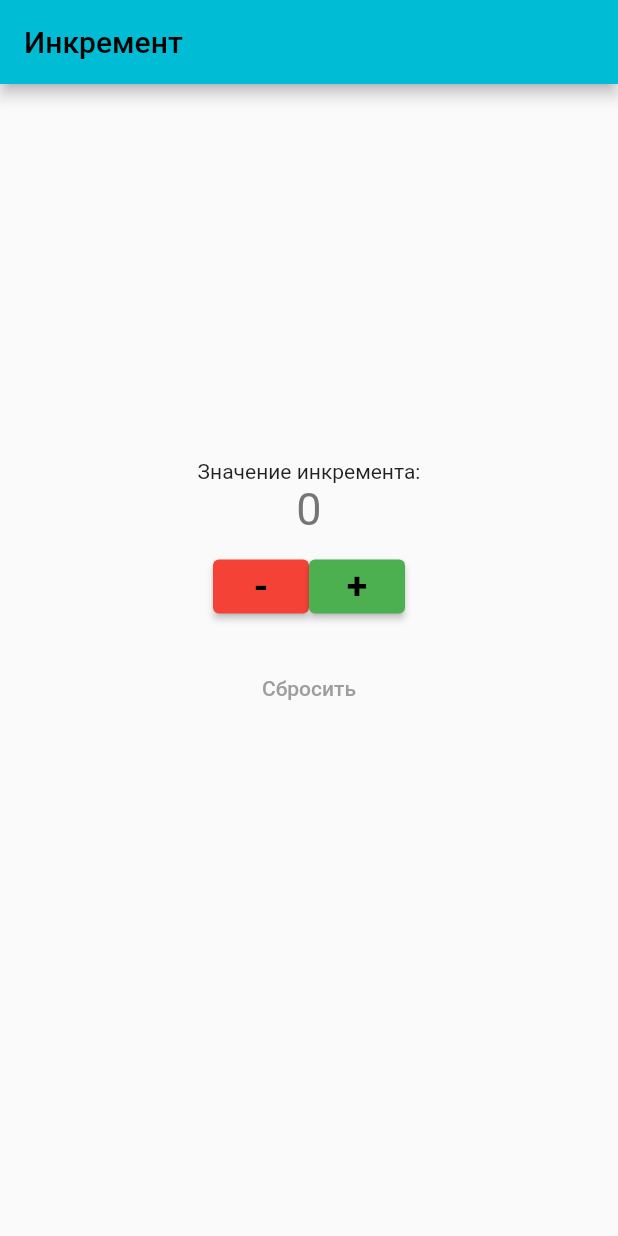
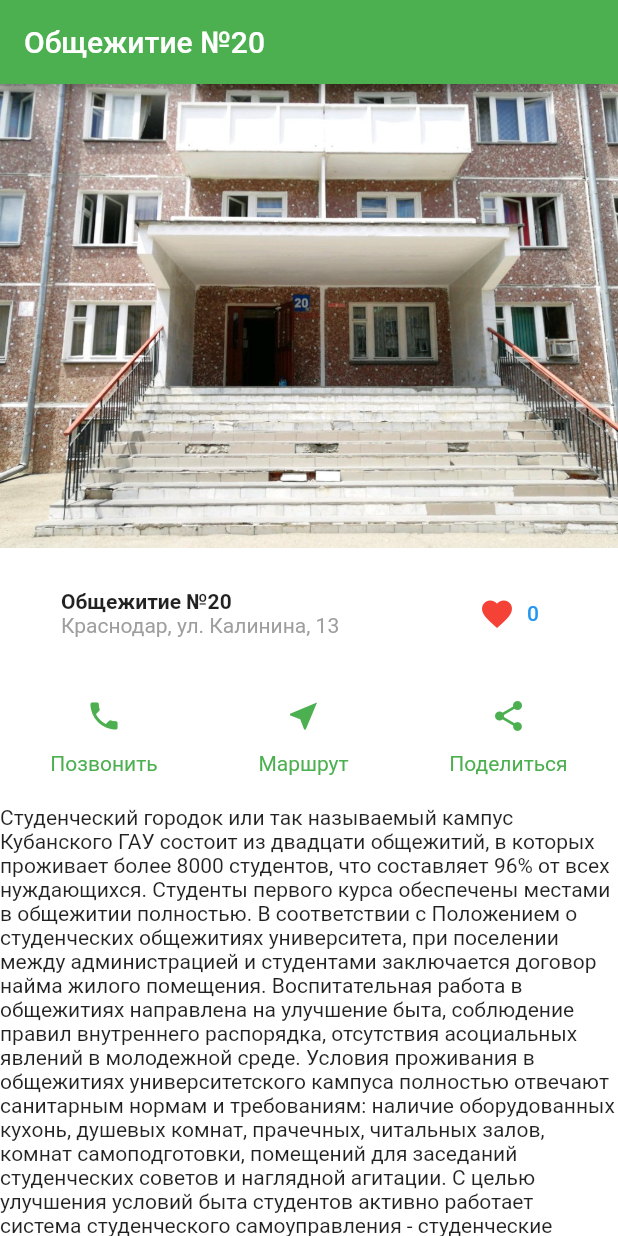
Before and after one commit to Inssurrection/kubsau_mobile_dev, a Flutter app: the screen it shows after launch, on a phone screen of 412 x 824 dp. Run offline on Flutter 3.47's test engine with Material 2 defaults, Android fonts, the phone set to English and light mode, and no system bars; Roboto replaces fonts that are missing (TimesNewRoman).

Commit message:
Lab3 is done

```diff
--- a/lib/main.dart
+++ b/lib/main.dart
@@ -1,179 +1,131 @@
 import 'package:flutter/material.dart';
 
 void main() {
-  runApp(const MyApp());
+  runApp(MaterialApp(
+    home: HomePanel(),
+  ));
 }
 
-class MyApp extends StatelessWidget {
-  const MyApp({Key? key}) : super(key: key);
+class HomePanel extends StatefulWidget {
+  const HomePanel({Key? key}) : super(key: key);
 
-  // This widget is the root of your application.
+
   @override
-  Widget build(BuildContext context) {
-    return MaterialApp(
-      title: 'Flutter Demo',
-      theme: ThemeData(
-        // This is the theme of your application.
-        //
-        // Try running your application with "flutter run". You'll see the
-        // application has a blue toolbar. Then, without quitting the app, try
-        // changing the primarySwatch below to Colors.green and then invoke
-        // "hot reload" (press "r" in the console where you ran "flutter run",
-        // or simply save your changes to "hot reload" in a Flutter IDE).
-        // Notice that the counter didn't reset back to zero; the application
-        // is not restarted.
-        primarySwatch: Colors.cyan,
-      ),
-      home: const MyHomePage(title: 'Инкремент'),
-    );
-  }
+  State<HomePanel> createState() => _HomePanelState();
 }
 
-class MyHomePage extends StatefulWidget {
-  const MyHomePage({Key? key, required this.title}) : super(key: key);
-
-  // This widget is the home page of your application. It is stateful, meaning
-  // that it has a State object (defined below) that contains fields that affect
-  // how it looks.
-
-  // This class is the configuration for the state. It holds the values (in this
-  // case the title) provided by the parent (in this case the App widget) and
-  // used by the build method of the State. Fields in a Widget subclass are
-  // always marked "final".
-
-  final String title;
+class _HomePanelState extends State<HomePanel> with SingleTickerProviderStateMixin {
+  late AnimationController _controller;
+  int _likeCounter = 0;
+  void likesAmountCounter() {
+    setState(() {
+      _likeCounter++;
+    });
+  }
+  @override
+  void initState() {
+    super.initState();
+    _controller = AnimationController(vsync: this);
+  }
 
   @override
-  State<MyHomePage> createState() => _MyHomePageState();
-}
-
-class _MyHomePageState extends State<MyHomePage> {
-  int _counter = 0;
-
-  void _incrementCounter() {
-    setState(() {
-
-      _counter++;
-    });
+  void dispose() {
+    _controller.dispose();
+    super.dispose();
   }
-  void _decrementCounter() {
-    setState(() {
-
-      _counter--;
-    });
-  }
-  void _incrementWipe(){
-    setState(() {
-      _counter = 0;
-    });
-  }
-  Widget buildButton () => Container(
-
-      margin:  EdgeInsets.only(left:107,right:107, bottom: 20),
-      decoration: const BoxDecoration(
-        borderRadius: BorderRadius.vertical(top: Radius.circular(32))
-      ),
-      child: Row(
-        mainAxisSize: MainAxisSize.min,
-        mainAxisAlignment: MainAxisAlignment.center,
-        children: <Widget>[
-          Expanded(
-            flex: 0,
-
-          child: ElevatedButton(
-
-          child: const Text('-', style: TextStyle( color: Colors.black),),
-          onPressed: () => _decrementCounter(),
-          style: ElevatedButton.styleFrom(
-          primary: Colors.red,
-
-
-          textStyle: const TextStyle(
-          fontSize: 25,
-          fontWeight: FontWeight.bold,
-        ),
-     ),
-    ),
-            ),
-          Expanded(
-            flex: 0,
-            child: ElevatedButton(
-              child: Text('+', style: TextStyle( color: Colors.black) ,),
-              onPressed: () => _incrementCounter(),
-              style: ElevatedButton.styleFrom(
-                  primary: Colors.green,
-
-                  textStyle: const TextStyle(
-                    fontSize: 25,
-                    fontWeight: FontWeight.bold,
-
-                  )
-
-              ),
-            ),
-          ),
-
-           ]
-
-          ),
-
-          );
-  Widget bulidText () => Container(
-    child: Text('Значение инкремента:'),
-    margin: EdgeInsets.only(top: 250 ),
-  );
-  Widget buildCounter () => Container(
-    margin: EdgeInsets.only(bottom: 10 ),
-    padding: EdgeInsets.only(top: 0),
-    child: Text('$_counter', style: TextStyle(color: Colors.grey[600], fontSize: 30),),
-    alignment: Alignment.center,
-
-  );
-  Widget bulidWipe () => Container(
-      margin: EdgeInsets.only(bottom: 282 ),
-      child: TextButton(child: Text('Сбросить', style: TextStyle(color: Colors.grey)),
-      onPressed: () =>{_incrementWipe()},style: TextButton.styleFrom(
-      ),),
-
-  );
 
   @override
   Widget build(BuildContext context) {
 
     return Scaffold(
+      backgroundColor: Colors.white,
       appBar: AppBar(
+        title: Text('Общежитие №20'),
+        backgroundColor: Colors.green,
+      ),
+      body: SingleChildScrollView(
+      child: SafeArea(
+        child: Column(
+          children: [
+            Image.asset('assets/images/Hostel_20.jpg'),
+            Padding(padding: EdgeInsets.only(bottom: 20)),
+            Column(
+              children: [
+                Row(
+                  mainAxisAlignment: MainAxisAlignment.spaceAround,
+                  children: [
+                    Column(
+                      crossAxisAlignment: CrossAxisAlignment.start,
+                      children: [
+                      Text('Общежитие №20', style: TextStyle(
+                        fontWeight: FontWeight.bold,
 
-        title: Text(widget.title),
-      ),
-      body: Center(
+                      )),
+                      Text('Краснодар, ул. Калинина, 13', style: TextStyle(
+                        color: Colors.grey,
+                        fontFamily: 'TimesNewRoman',
+                      ))
+                    ],),
+
+                    Row(
+                      children: [
+                        TextButton.icon(
+                            onPressed: ()=>{likesAmountCounter()},
+                            icon: Icon(Icons.favorite, color: Colors.red,),
+                            label: Text('$_likeCounter'))
+                      ],
+                    )
+                  ],
+                ),
+                SizedBox(width: 100,height: 20,),
+                Row(
+
+                  mainAxisAlignment: MainAxisAlignment.spaceAround,
+                  children: [
 
 
-       child: Column(
+                    Column(children: [
+                      IconButton(onPressed: ()=>{}, icon: Icon(Icons.phone),color: Colors.green,),
+                      Text('Позвонить', style: TextStyle(color: Colors.green, )),
 
-         children: <Widget>[
-           Expanded(
-              flex:0,
-             child: bulidText(),
-           ),
-           Expanded(
-             flex:0,
-             child: buildCounter(),
-           ),
-           Expanded(
-                flex:0,
-               child: buildButton(),
-           ),
-           Expanded( flex: 0,
-              child: bulidWipe(),
-           ),
-         ],
-       ),
+                    ],),
+                    Column(children: [
+                      IconButton(onPressed: ()=>{}, icon: Icon(Icons.near_me_sharp),color: Colors.green,),
+                      Text('Маршрут', style: TextStyle(color: Colors.green))
+                      ]
+                    ),
+                    Column(children: [
 
+                      IconButton(onPressed: ()=>{}, icon: Icon(Icons.share),color: Colors.green,),
+                      Text('Поделиться', style: TextStyle(color: Colors.green))
+                    ]
+
+                    ),
+
+                  ],
+                ),
+                SizedBox(width: 100,height: 20,),
+                Row(
+                  children: [
+                    Flexible(child: Text('Студенческий городок или так'
+                        ' называемый кампус Кубанского ГАУ состоит'
+                        ' из двадцати общежитий, в которых проживает '
+                        'более 8000 студентов, что составляет 96% от всех'
+                        ' нуждающихся. Студенты первого курса обеспечены'
+                        ' местами в общежитии полностью. В соответствии с'
+                        ' Положением о студенческих общежитиях университета,'
+                        ' при поселении между администрацией и студентами'
+                        ' заключается договор найма жилого помещения.'
+                        ' Воспитательная работа в общежитиях направлена на улучшение быта, соблюдение правил внутреннего распорядка, отсутствия асоциальных явлений в молодежной среде. Условия проживания в общежитиях университетского кампуса полностью отвечают санитарным нормам и требованиям: наличие оборудованных кухонь, душевых комнат, прачечных, читальных залов, комнат самоподготовки, помещений для заседаний студенческих советов и наглядной агитации. С целью улучшения условий быта студентов активно работает система студенческого самоуправления - студенческие советы организуют всю работу по самообслуживанию.'))
+
+                  ],
+                ),
+              ],
+            )
+          ],
+        )
       ),
-
-
-
+      ),
     );
-
   }
 }
--- a/pubspec.yaml
+++ b/pubspec.yaml
@@ -56,6 +56,9 @@ flutter:
   # included with your application, so that you can use the icons in
   # the material Icons class.
   uses-material-design: true
+  assets:
+    - assets/images/
+
 
   # To add assets to your application, add an assets section, like this:
   # assets:
```
Also changed, not shown: assets/images/Hostel_20.jpg (added).
